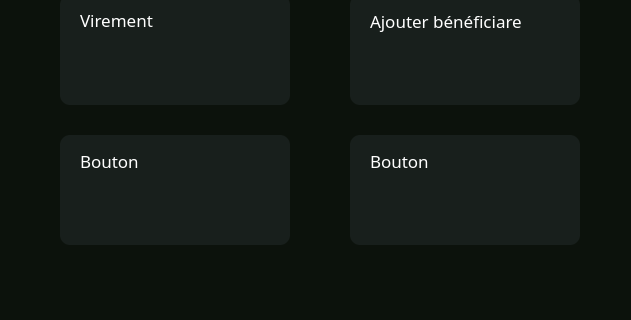
Qt form home.ui (SparqueeZ/Bank-Root) before a commit; both pictures show x 340 to 971 and y 195 to 515 of the 1431 by 837 pixel window.
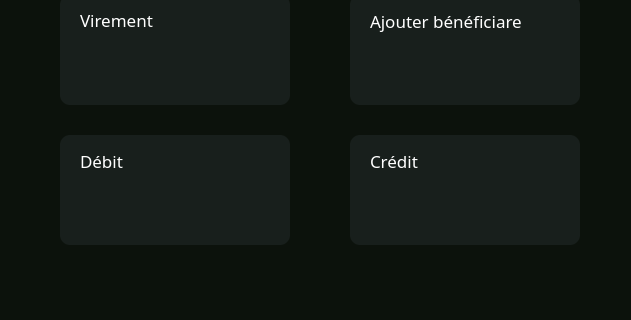
The same form after that commit. Icons and pictures are not drawn.

Commit message: Débit + réglage des boutons home

```diff
--- a/home.ui
+++ b/home.ui
@@ -928,7 +928,7 @@
 }</string>
      </property>
      <property name="text">
-      <string>Bouton</string>
+      <string>Débit</string>
      </property>
     </widget>
     <widget class="QToolButton" name="debitButton">
@@ -1019,7 +1019,7 @@
 }</string>
      </property>
      <property name="text">
-      <string>Bouton</string>
+      <string>Crédit</string>
      </property>
     </widget>
     <widget class="QToolButton" name="creditButton">
```
Left out of the diff: 2 changed lines with no effect on the pictures. The commit also changes 6 other files.
